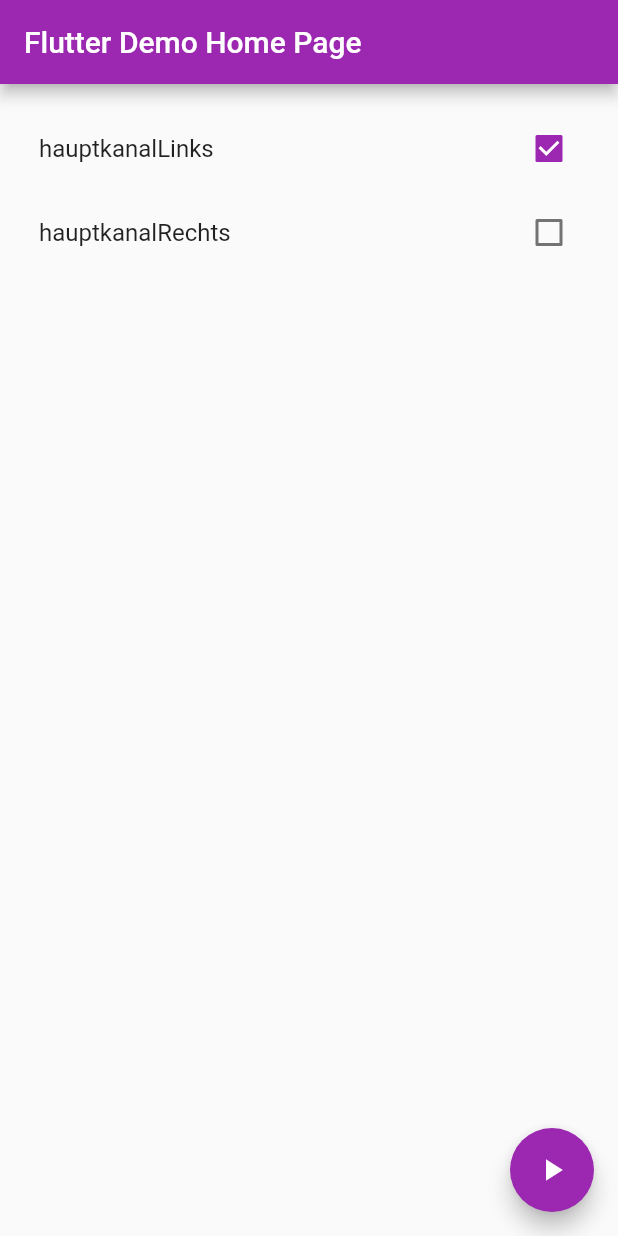
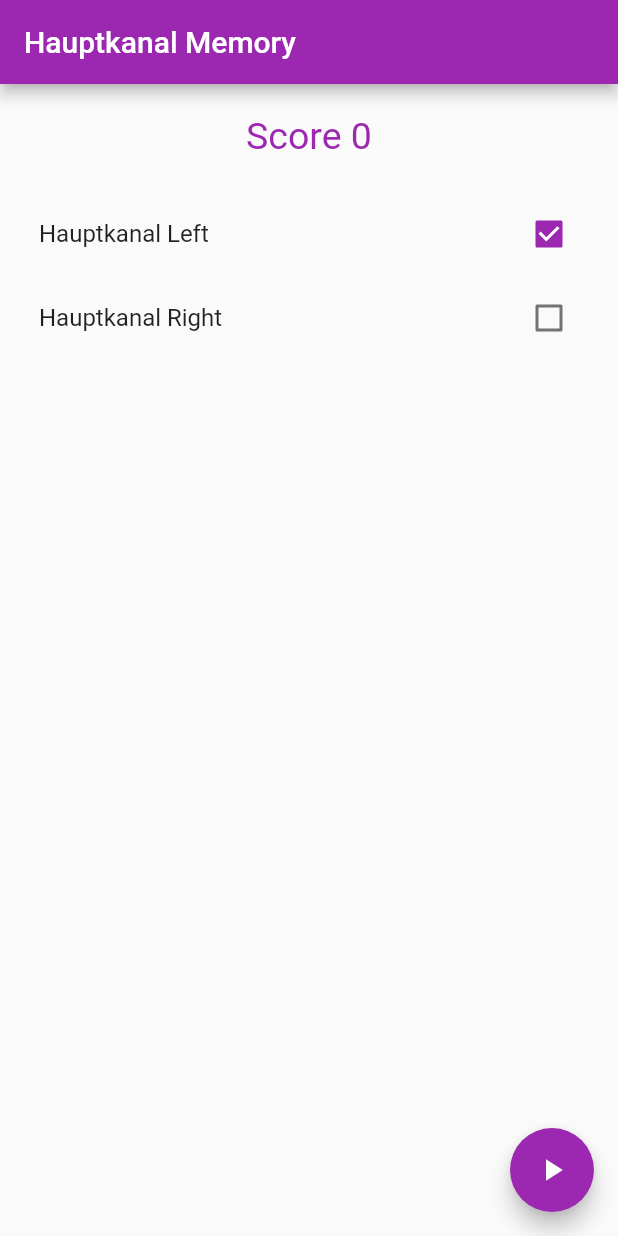
Before and after one commit to wlw81/hauptkanal_memory_flutter, a Flutter app: the screen it shows after launch, on a phone screen of 412 x 824 dp. Run offline on Flutter 3.47's test engine with Material 2 defaults, Android fonts, the phone set to English and light mode, and no system bars; our stand-ins replace assets_audio_player, google_fonts.

Commit message:
alpha status

```diff
--- /dev/null
+++ b/lang/de.json
@@ -0,0 +1,6 @@
+{
+  "app_name": "Hauptkanal Memory",
+  "score": "Punkte",
+  "hauptkanalLinks": "Hauptkanal Links",
+  "hauptkanalRechts": "Hauptkanal Rechts"
+}
--- /dev/null
+++ b/lang/en.json
@@ -0,0 +1,6 @@
+{
+  "app_name": "Hauptkanal Memory",
+  "score": "Score",
+  "hauptkanalLinks": "Hauptkanal Left",
+  "hauptkanalRechts": "Hauptkanal Right"
+}
--- /dev/null
+++ b/lib/app_localizations.dart
@@ -0,0 +1,66 @@
+import 'dart:async';
+import 'dart:convert';
+
+import 'package:flutter/material.dart';
+import 'package:flutter/services.dart';
+
+class AppLocalizations {
+  final Locale locale;
+
+  AppLocalizations(this.locale);
+
+  // Helper method to keep the code in the widgets concise
+  // Localizations are accessed using an InheritedWidget "of" syntax
+  static AppLocalizations of(BuildContext context) {
+    return Localizations.of<AppLocalizations>(context, AppLocalizations);
+  }
+
+  static const LocalizationsDelegate<AppLocalizations> delegate =
+  _AppLocalizationsDelegate();
+
+  Map<String, String> _localizedStrings;
+
+  Future<bool> load() async {
+    // Load the language JSON file from the "lang" folder
+    String jsonString =
+    await rootBundle.loadString('lang/${locale.languageCode}.json');
+    Map<String, dynamic> jsonMap = json.decode(jsonString);
+
+    _localizedStrings = jsonMap.map((key, value) {
+      return MapEntry(key, value.toString());
+    });
+
+    return true;
+  }
+
+  // This method will be called from every widget which needs a localized text
+  String translate(String key) {
+    return _localizedStrings[key];
+  }
+}
+
+// LocalizationsDelegate is a factory for a set of localized resources
+// In this case, the localized strings will be gotten in an AppLocalizations object
+class _AppLocalizationsDelegate
+    extends LocalizationsDelegate<AppLocalizations> {
+  // This delegate instance will never change (it doesn't even have fields!)
+  // It can provide a constant constructor.
+  const _AppLocalizationsDelegate();
+
+  @override
+  bool isSupported(Locale locale) {
+    // Include all of your supported language codes here
+    return ['en', 'de'].contains(locale.languageCode);
+  }
+
+  @override
+  Future<AppLocalizations> load(Locale locale) async {
+    // AppLocalizations class is where the JSON loading actually runs
+    AppLocalizations localizations = new AppLocalizations(locale);
+    await localizations.load();
+    return localizations;
+  }
+
+  @override
+  bool shouldReload(_AppLocalizationsDelegate old) => false;
+}
--- a/lib/game.dart
+++ b/lib/game.dart
@@ -8,6 +8,7 @@ import 'package:google_fonts/google_fonts.dart';
 import 'package:hauptkanal_memory/cardSelector.dart';
 import 'package:hauptkanal_memory/countdown.dart';
 import "package:intl/intl.dart";
+import 'package:hauptkanal_memory/app_localizations.dart';
 
 import 'flags.dart';
 
@@ -134,7 +135,7 @@ class _MyAppState extends State<Game> with TickerProviderStateMixin {
   @override
   Widget build(BuildContext context) {
     return MaterialApp(
-        title: 'Hauptkanal Memory',
+        title: AppLocalizations.of(context).translate('app_name'),
         home: Scaffold(
           body: Stack(
             alignment: Alignment.bottomCenter,
@@ -151,7 +152,7 @@ class _MyAppState extends State<Game> with TickerProviderStateMixin {
               Container(
                   alignment: Alignment.topRight,
                   padding: EdgeInsets.all(25.0),
-                  child: Text('Score ' + widget.score.toString(),
+                  child: Text(AppLocalizations.of(context).translate('score')+' ' + widget.score.toString(),
                       style: GoogleFonts.roboto(
                           fontSize: 25,
                           textStyle: TextStyle(color: Colors.white54)))),
--- a/lib/main.dart
+++ b/lib/main.dart
@@ -1,44 +1,50 @@
 import 'package:flutter/material.dart';
+import 'package:flutter_localizations/flutter_localizations.dart';
+import 'package:hauptkanal_memory/app_localizations.dart';
 import 'package:hauptkanal_memory/flags.dart';
+import 'package:google_fonts/google_fonts.dart';
 import 'package:hauptkanal_memory/game.dart';
 
 void main() => runApp(MyApp());
+
+final String appName = 'Hauptkanal Memory';
 
 class MyApp extends StatelessWidget {
   // This widget is the root of your application.
   @override
   Widget build(BuildContext context) {
     return MaterialApp(
-      title: 'Hauptkanbal Memory',
       theme: ThemeData(
-        // This is the theme of your application.
-        //
-        // Try running your application with "flutter run". You'll see the
-        // application has a blue toolbar. Then, without quitting the app, try
-        // changing the primarySwatch below to Colors.green and then invoke
-        // "hot reload" (press "r" in the console where you ran "flutter run",
-        // or simply save your changes to "hot reload" in a Flutter IDE).
-        // Notice that the counter didn't reset back to zero; the application
-        // is not restarted.
         primarySwatch: Colors.purple,
       ),
-      home: MyHomePage(title: 'Flutter Demo Home Page'),
+      supportedLocales: [Locale('en', ''), Locale('de', '')],
+      localizationsDelegates: [
+        AppLocalizations.delegate,
+        GlobalMaterialLocalizations.delegate,
+        GlobalWidgetsLocalizations.delegate
+      ],
+      localeResolutionCallback: (locale, supportedLocales) {
+        // Check if the current device locale is supported
+        for (var supportedLocale in supportedLocales) {
+          if (supportedLocale.languageCode == locale.languageCode &&
+              supportedLocale.countryCode == locale.countryCode) {
+            return supportedLocale;
+          }
+        }
+        // If the locale of the device is not supported, use the first one
+        // from the list (English, in this case).
+        return supportedLocales.first;
+      },
+      home: MyHomePage(
+        title: appName,
+      ),
+      title: appName,
     );
   }
 }
 
 class MyHomePage extends StatefulWidget {
   MyHomePage({Key key, this.title}) : super(key: key);
-
-  // This widget is the home page of your application. It is stateful, meaning
-  // that it has a State object (defined below) that contains fields that affect
-  // how it looks.
-
-  // This class is the configuration for the state. It holds the values (in this
-  // case the title) provided by the parent (in this case the App widget) and
-  // used by the build method of the State. Fields in a Widget subclass are
-  // always marked "final".
-
   final String title;
 
   @override
@@ -59,14 +65,21 @@ class _MyHomePageState extends State<MyHomePage> {
         appBar: AppBar(
           title: Text(widget.title),
         ),
-        body: Center(
-            child: Padding(
+        body: Column(children: <Widget>[
+          Padding(
+              padding: EdgeInsets.only(bottom: 8, left: 8, right: 8, top: 20),
+              child: Text(AppLocalizations.of(context).translate('score') +
+                  ' ' +
+                  score.toString(), style: GoogleFonts.roboto(
+                  fontSize: 25,
+                  textStyle: TextStyle(color: Colors.purple)))),
+          Expanded(
+            child: ListView(
               padding:
                   EdgeInsets.only(bottom: 10.5, left: 10, right: 10, top: 15.0),
-          child: ListView(
               children: values.keys.map((String key) {
                 return CheckboxListTile(
-                title: Text(key),
+                  title: Text(AppLocalizations.of(context).translate(key)),
                   value: values[key],
                   onChanged: (bool value) {
                     setState(() {
@@ -82,7 +95,8 @@ class _MyHomePageState extends State<MyHomePage> {
                 );
               }).toList(),
             ),
-        )),
+          ),
+        ]),
         floatingActionButton: FloatingActionButton(
           onPressed: _startGame,
           child: Icon(Icons.play_arrow),
```
Also changed, not shown: lib/gameCardItem.dart (+4 -9 lines), pubspec.yaml (+6 -4 lines), pubspec.lock. Lines whose indentation alone changed are shown as unchanged.
